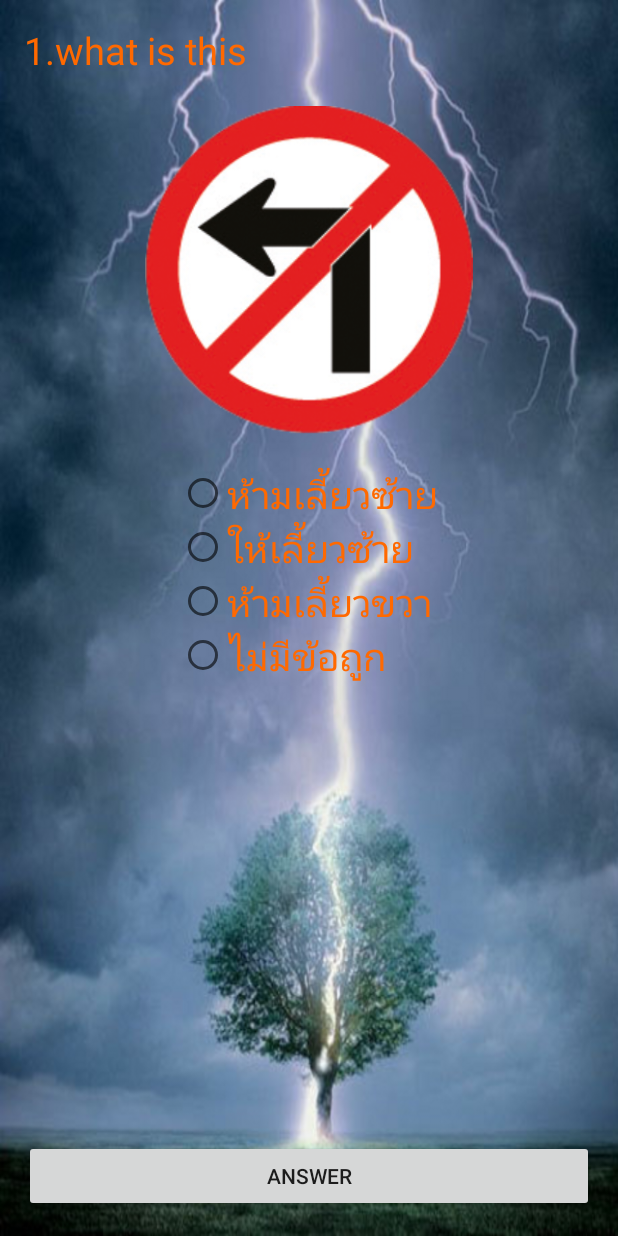
After one commit to Porpangjang/PITH-Traffic, an Android app: the ExerciseActivity screen opened directly, with no data from a screen before it, on a phone screen of 412 x 824 dp. The commit adds this screen. Run offline under Robolectric (Android 15) with nearby library versions, the phone set to English and light mode, and no system bars.

Commit message:
successful score

```diff
--- a/app/src/main/AndroidManifest.xml
+++ b/app/src/main/AndroidManifest.xml
@@ -23,6 +23,8 @@
         </activity>
         <activity android:name=".MainActivity" >
         </activity>
+        <activity android:name=".ExerciseActivity" >
+        </activity>
     </application>
 
 </manifest>
--- /dev/null
+++ b/app/src/main/java/th/or/plastics/pithnb024/pithtraffic/ExerciseActivity.java
@@ -0,0 +1,160 @@
+package th.or.plastics.pithnb024.pithtraffic;
+
+import android.app.AlertDialog;
+import android.content.DialogInterface;
+import android.content.Intent;
+import android.support.v7.app.AppCompatActivity;
+import android.os.Bundle;
+import android.view.View;
+import android.widget.ImageView;
+import android.widget.RadioButton;
+import android.widget.RadioGroup;
+import android.widget.TextView;
+import android.widget.Toast;
+
+import org.w3c.dom.Text;
+
+public class ExerciseActivity extends AppCompatActivity {
+
+    //Explicit
+    private TextView questionTextView;
+    private ImageView questionImageView;
+    private RadioGroup choiceRadioGroup;
+    private RadioButton choice1RadioButton,choice2RadioButton,
+            choice3RadioButton,choice4RadioButton;
+
+    private int radioAnInt,timesAnInt,scoreAnInt;//ตั้งค่า 1 2 3 4 ตอบคำถาม timesAnInt is มีกี่ข้อ
+    //scoreAnInt คิดคะแนน
+
+
+    @Override
+    protected void onCreate(Bundle savedInstanceState) {
+        super.onCreate(savedInstanceState);
+        setContentView(R.layout.activity_exercise);
+        bindWidget();
+
+        radioController();
+
+    }//Main Method
+
+    private void radioController() {
+        choiceRadioGroup.setOnCheckedChangeListener(new RadioGroup.OnCheckedChangeListener() {
+            @Override
+            public void onCheckedChanged(RadioGroup group, int checkedId) {
+                switch (checkedId) {
+                    case R.id.radioButton:
+                        radioAnInt = 1; // value
+                        break;
+                    case R.id.radioButton2:
+                        radioAnInt = 2;
+                        break;
+                    case R.id.radioButton3:
+                        radioAnInt = 3;
+                        break;
+                    case R.id.radioButton4:
+                        radioAnInt = 4;
+                        break;
+                    default:
+                        radioAnInt = 0;
+                        break;
+                }//switch
+            }
+        });
+    }
+
+    private void bindWidget() {
+        questionTextView = (TextView) findViewById(R.id.txtQuestion);
+        questionImageView = (ImageView) findViewById(R.id.imvQuestion);
+        choiceRadioGroup = (RadioGroup) findViewById(R.id.ragChoice);
+        choice1RadioButton = (RadioButton) findViewById(R.id.radioButton);
+        choice2RadioButton = (RadioButton) findViewById(R.id.radioButton2);
+        choice3RadioButton = (RadioButton) findViewById(R.id.radioButton3);
+        choice4RadioButton = (RadioButton) findViewById(R.id.radioButton4);
+    }
+
+    public  void clickAnswer(View view) {
+        //check Zero ว่ามีค่าไหม
+        if (radioAnInt == 0) {
+            Toast.makeText(ExerciseActivity.this,"Pleases Check Choice",Toast.LENGTH_SHORT).show();
+            //true Alert
+        } else {
+
+            checkScore(); // ตรวจสอบคำตอบว่าถูกหรือเปล่า
+            //false and have Answer
+            if (timesAnInt == 4) { //ครบ4ข้อหรือยัง
+                //สร้างโชว์คะแนน
+                scoreDialog();
+
+                //true
+            } else {
+                //false
+
+                changeView();
+                timesAnInt += 1; // ไม่เท่าให้บวก1
+            }//if2
+
+        }//if1
+
+
+    }//clickAnswer
+
+    private void checkScore() {
+        // คิดคะแนน
+        int[] intTrue = {1, 2, 3, 4, 1}; // นี้คือคำตอบที่ถูกต้อง ยัดคำตอบไปเลย
+        if (radioAnInt == intTrue[timesAnInt]) {
+            scoreAnInt += 1;
+        }
+    }
+
+    private void changeView() {
+        String[] strQuestion = new String[5];
+        strQuestion[0] = "1. What is this";
+        strQuestion[1] = "2. What is this";
+        strQuestion[2] = "3. What is this";
+        strQuestion[3] = "4. What is this";
+        strQuestion[4] = "5. What is this";
+        questionTextView.setText(strQuestion[timesAnInt+1]);
+
+        int[] intImage = new int[5];
+        intImage[0] = R.drawable.traffic_01;
+        intImage[1] = R.drawable.traffic_02;
+        intImage[2] = R.drawable.traffic_03;
+        intImage[3] = R.drawable.traffic_04;
+        intImage[4] = R.drawable.traffic_05;
+        questionImageView.setImageResource(intImage[timesAnInt+1]);
+
+        int[] intChoice = new int[5];
+        intChoice[0] = R.array.times1;
+        intChoice[1] = R.array.times2;
+        intChoice[2] = R.array.times3;
+        intChoice[3] = R.array.times4;
+        intChoice[4] = R.array.times5;
+
+        String[] strChoice = getResources().getStringArray(intChoice[timesAnInt + 1]);
+        choice1RadioButton.setText(strChoice[0]);
+        choice2RadioButton.setText(strChoice[1]);
+        choice3RadioButton.setText(strChoice[2]);
+        choice4RadioButton.setText(strChoice[3]);
+
+
+
+
+    }
+
+    private void scoreDialog() {
+        AlertDialog.Builder objBuilder = new AlertDialog.Builder(this); //icon show need 48*48
+        objBuilder.setIcon(R.drawable.icon_myaccount);
+        objBuilder.setTitle("Score");
+        objBuilder.setMessage("Score="+ Integer.toString(scoreAnInt));
+        objBuilder.setCancelable(false);
+        objBuilder.setPositiveButton("OK", new DialogInterface.OnClickListener() {
+            //ถ้าคลิกโอเค ไปหน้าแรกของเรา
+            @Override
+            public void onClick(DialogInterface dialog, int which) {
+                startActivity(new Intent(ExerciseActivity.this, MainActivity.class));
+                dialog.dismiss();
+            }
+        });
+        objBuilder.show();
+    }
+}//Main Class
--- /dev/null
+++ b/app/src/main/res/layout/activity_exercise.xml
@@ -0,0 +1,82 @@
+<?xml version="1.0" encoding="utf-8"?>
+<RelativeLayout xmlns:android="http://schemas.android.com/apk/res/android"
+    xmlns:tools="http://schemas.android.com/tools" android:layout_width="match_parent"
+    android:layout_height="match_parent" android:paddingLeft="@dimen/activity_horizontal_margin"
+    android:paddingRight="@dimen/activity_horizontal_margin"
+    android:paddingTop="@dimen/activity_vertical_margin"
+    android:paddingBottom="@dimen/activity_vertical_margin"
+    tools:context="th.or.plastics.pithnb024.pithtraffic.ExerciseActivity"
+    android:background="@drawable/bg0">
+
+    <LinearLayout
+        android:orientation="vertical"
+        android:layout_width="match_parent"
+        android:layout_height="match_parent">
+
+        <TextView
+            android:layout_width="wrap_content"
+            android:layout_height="wrap_content"
+            android:text="1.what is this"
+            android:id="@+id/txtQuestion"
+            android:textSize="@dimen/h2"
+            android:textColor="@color/colorText" />
+
+        <ImageView
+            android:layout_width="@dimen/image"
+            android:layout_height="@dimen/image"
+            android:id="@+id/imvQuestion"
+            android:layout_gravity="center_horizontal"
+            android:src="@drawable/traffic_01"
+            android:layout_marginTop="20dp" />
+
+        <RadioGroup
+            android:layout_width="wrap_content"
+            android:layout_height="wrap_content"
+            android:id="@+id/ragChoice"
+            android:layout_gravity="center_horizontal"
+            android:layout_marginTop="20dp">
+
+            <RadioButton
+                android:layout_width="wrap_content"
+                android:layout_height="wrap_content"
+                android:text="@string/choice1"
+                android:id="@+id/radioButton"
+                android:textColor="@color/colorText"
+                android:textSize="@dimen/h2" />
+
+            <RadioButton
+                android:layout_width="wrap_content"
+                android:layout_height="wrap_content"
+                android:text="@string/choice2"
+                android:id="@+id/radioButton2"
+                android:textColor="@color/colorText"
+                android:textSize="@dimen/h2" />
+
+            <RadioButton
+                android:layout_width="wrap_content"
+                android:layout_height="wrap_content"
+                android:text="@string/choice3"
+                android:id="@+id/radioButton3"
+                android:textColor="@color/colorText"
+                android:textSize="@dimen/h2" />
+
+            <RadioButton
+                android:layout_width="wrap_content"
+                android:layout_height="wrap_content"
+                android:text="@string/choice4"
+                android:id="@+id/radioButton4"
+                android:textColor="@color/colorText"
+                android:textSize="@dimen/h2" />
+        </RadioGroup>
+
+    </LinearLayout>
+
+    <Button
+        android:layout_width="match_parent"
+        android:layout_height="wrap_content"
+        android:text="ANSWER"
+        android:onClick="clickAnswer"
+        android:id="@+id/button4"
+        android:layout_alignParentBottom="true" />
+
+</RelativeLayout>
--- /dev/null
+++ b/app/src/main/res/values/choice.xml
@@ -0,0 +1,38 @@
+<?xml version="1.0" encoding="utf-8"?>
+<resources>
+    <string-array name="times1">
+        <item>ก ข้อเลือกที่ 1 </item>
+        <item>ข ข้อเลือกที่ 1 </item>
+        <item>ค ข้อเลือกที่ 1 </item>
+        <item>ง ข้อเลือกที่ 1 </item>
+    </string-array>
+
+    <string-array name="times2">
+        <item>ก ข้อเลือกที่ 2 </item>
+        <item>ข ข้อเลือกที่ 2 </item>
+        <item>ค ข้อเลือกที่ 2 </item>
+        <item>ง ข้อเลือกที่ 2 </item>
+    </string-array>
+
+    <string-array name="times3">
+        <item>ก ข้อเลือกที่ 3 </item>
+        <item>ข ข้อเลือกที่ 3 </item>
+        <item>ค ข้อเลือกที่ 3 </item>
+        <item>ง ข้อเลือกที่ 3 </item>
+    </string-array>
+
+    <string-array name="times4">
+        <item>ก ข้อเลือกที่ 4 </item>
+        <item>ข ข้อเลือกที่ 4 </item>
+        <item>ค ข้อเลือกที่ 4 </item>
+        <item>ง ข้อเลือกที่ 4 </item>
+    </string-array>
+
+
+    <string-array name="times5">
+        <item>ก ข้อเลือกที่ 5 </item>
+        <item>ข ข้อเลือกที่ 5 </item>
+        <item>ค ข้อเลือกที่ 5 </item>
+        <item>ง ข้อเลือกที่ 5 </item>
+    </string-array>
+</resources>
--- a/app/src/main/res/values/strings.xml
+++ b/app/src/main/res/values/strings.xml
@@ -2,4 +2,8 @@
     <string name="app_name">PITH Traffic</string>
     <!-- Default line set head page. -->
     <string name="head">ป้าย จราจร</string>
+    <string name="choice1">ห้ามเลี้ยวซ้าย</string>
+    <string name="choice2">ให้เลี้ยวซ้าย</string>
+    <string name="choice3">ห้ามเลี้ยวขวา</string>
+    <string name="choice4">ไม่มีข้อถูก</string>
 </resources>
```
Also changed, not shown: app/src/main/java/th/or/plastics/pithnb024/pithtraffic/DetailActivity.java (+11 -9 lines), app/src/main/res/layout/activity_detail.xml (+23 -0 lines), app/src/main/res/drawable/icon_myaccount.png (added).
